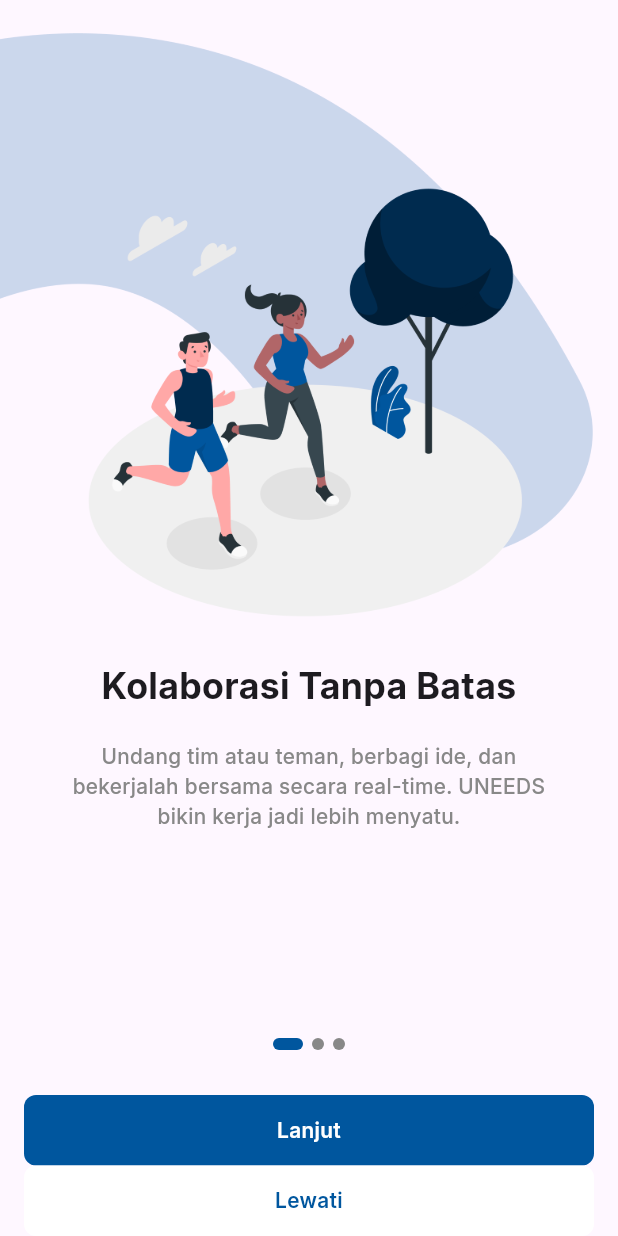
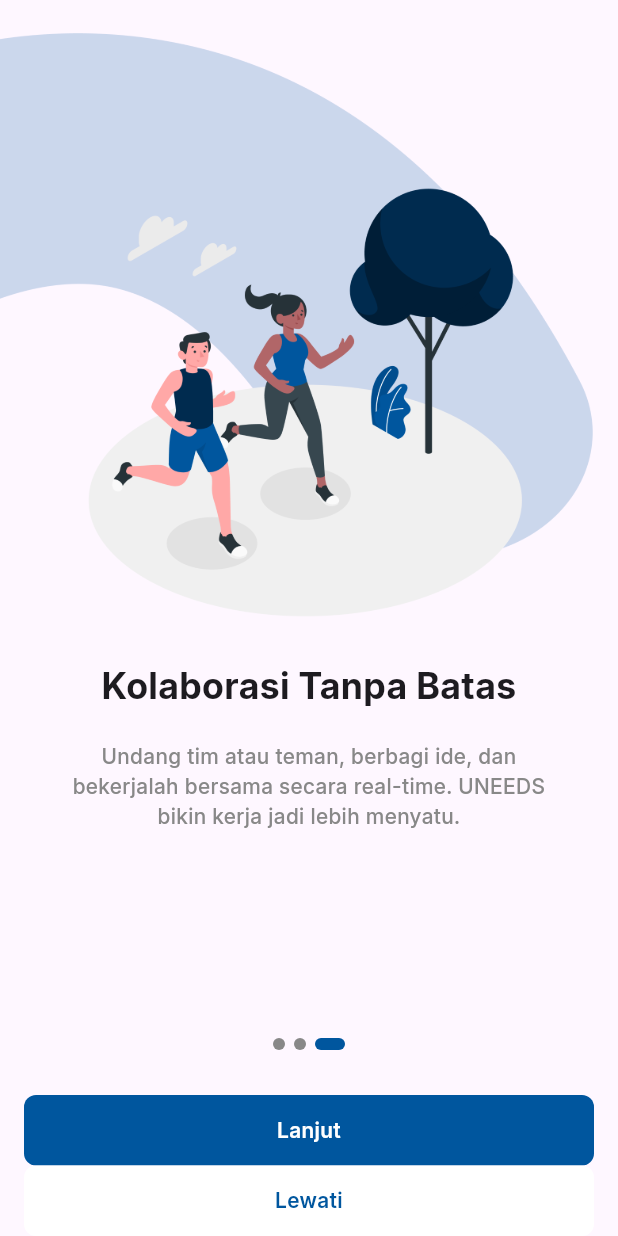
Before and after one commit to aryaprtm11/uneeds, a Flutter app: the screen it shows after launch, swiped to page 3, on a phone screen of 412 x 824 dp. Run offline on Flutter 3.47's test engine with Material 3 defaults, Android fonts, the phone set to English and light mode, and no system bars.

Commit message:
fix indicator

```diff
--- a/uneeds/lib/views/onboarding.dart
+++ b/uneeds/lib/views/onboarding.dart
@@ -30,6 +30,8 @@ class OnboardingView extends StatefulWidget {
 }
 
 class _OnboardingViewState extends State<OnboardingView> {
+  final PageController pageController = PageController();
+  int currentPage = 0;
   @override
   Widget build(BuildContext context) {
     return Scaffold(
@@ -37,6 +39,13 @@ class _OnboardingViewState extends State<OnboardingView> {
         children: [
           Expanded(
             child: PageView.builder(
+              controller: pageController,
+              onPageChanged: (V) {
+                // print(V.toString());
+                setState(() {
+                  currentPage = V;
+                });
+              },
               itemCount: onboardingData.length,
               itemBuilder: (_, i) {
                 return Column(
@@ -94,29 +103,29 @@ class _OnboardingViewState extends State<OnboardingView> {
                   children: [
                     Container(
                       decoration: BoxDecoration(
-                        color: blueColor,
+                        color: currentPage == 0 ? blueColor : fontGrayColor,
                         borderRadius: BorderRadius.circular(8),
                       ),
                       height: 8,
-                      width: 20,
+                      width: currentPage == 0 ? 20 : 8,
                     ),
 
                     Container(
                       decoration: BoxDecoration(
-                        color: fontGrayColor,
+                        color: currentPage == 1 ? blueColor : fontGrayColor,
                         borderRadius: BorderRadius.circular(8),
                       ),
                       height: 8,
-                      width: 8,
+                      width: currentPage == 1 ? 20 : 8,
                     ),
 
                     Container(
                       decoration: BoxDecoration(
-                        color: fontGrayColor,
+                        color: currentPage == 2 ? blueColor : fontGrayColor,
                         borderRadius: BorderRadius.circular(8),
                       ),
                       height: 8,
-                      width: 8,
+                      width: currentPage == 2 ? 20 : 8,
                     ),
                   ],
                 ),
```
